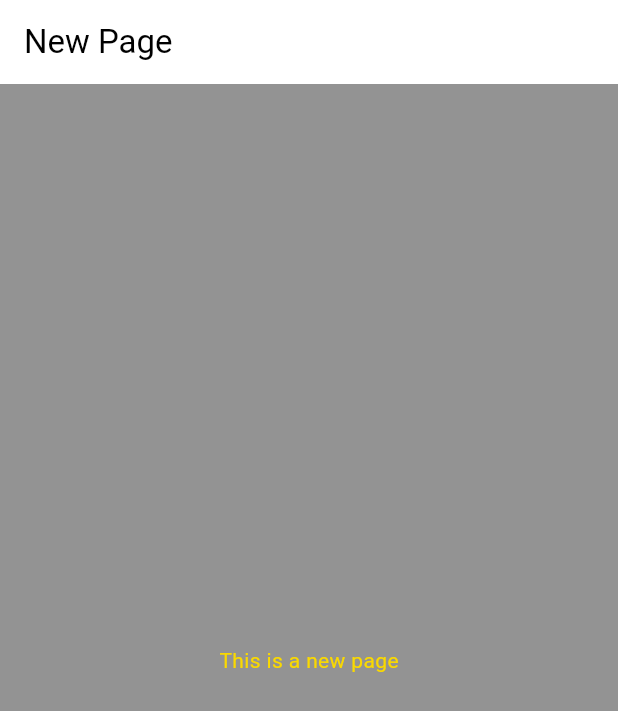
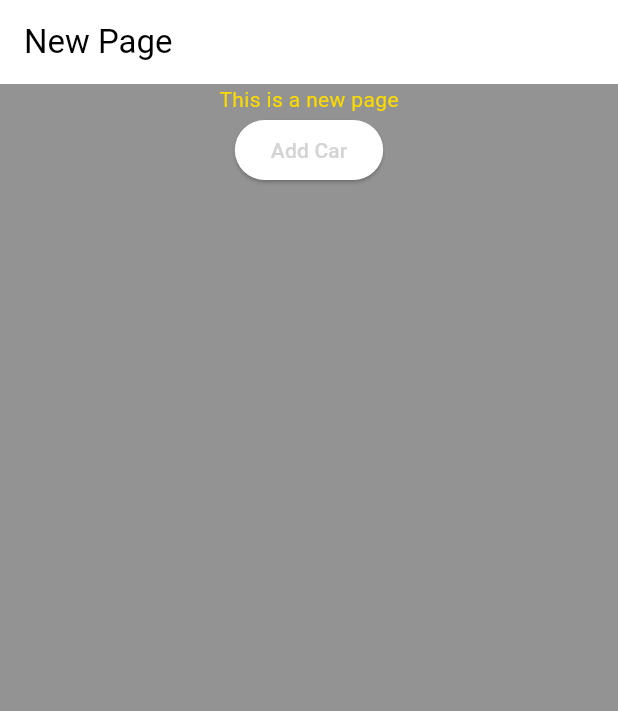
Before and after one commit to Khayattt/car_rental_app, a Flutter app: the screen it shows after launch, on a phone screen of 412 x 824 dp. Shown: the top 711 px of the screen. Run offline on Flutter 3.47's test engine with Material 3 defaults, Android fonts, the phone set to English and light mode, and no system bars; our stand-ins replace carousel_slider, cloud_firestore, firebase_auth, firebase_core, google_nav_bar, smooth_page_indicator; accounts and stored records are empty.

Commit message:
Sync Pull

```diff
--- a/lib/views/CarDetails.dart
+++ b/lib/views/CarDetails.dart
@@ -1,6 +1,7 @@
 import 'package:car_rental_app/views/ColorSchema.dart';
 import 'package:flutter/material.dart';
 import 'ColorSchema.dart';
+import 'package:car_rental_app/modelViews/Cars_MV.dart';
 
 class CarDetails extends StatefulWidget {
   const CarDetails({super.key});
@@ -20,7 +21,27 @@ class _CarDetailsState extends State<CarDetails> {
 
       ),
       body: Center(
-        child: Text('This is a new page',style: TextStyle(color: Theme.of(context).colorScheme.tertiary),),
+        child: Column(
+          children: [
+            Center(
+              child: Text('This is a new page',style: TextStyle(color: Theme.of(context).colorScheme.tertiary),),
+            ),
+            Center(
+               child: ElevatedButton(
+            onPressed: () {
+              // Example car data
+              var carData = {
+                'make': 'Toyota',
+                'model': 'Corolla',
+                'year': 2020
+              };
+              addCar(carData); // Call the addCar function
+            },
+            child: Text('Add Car'),
+                ),
+            )
+          ],
+        ),
       ),
     );
   }
```
